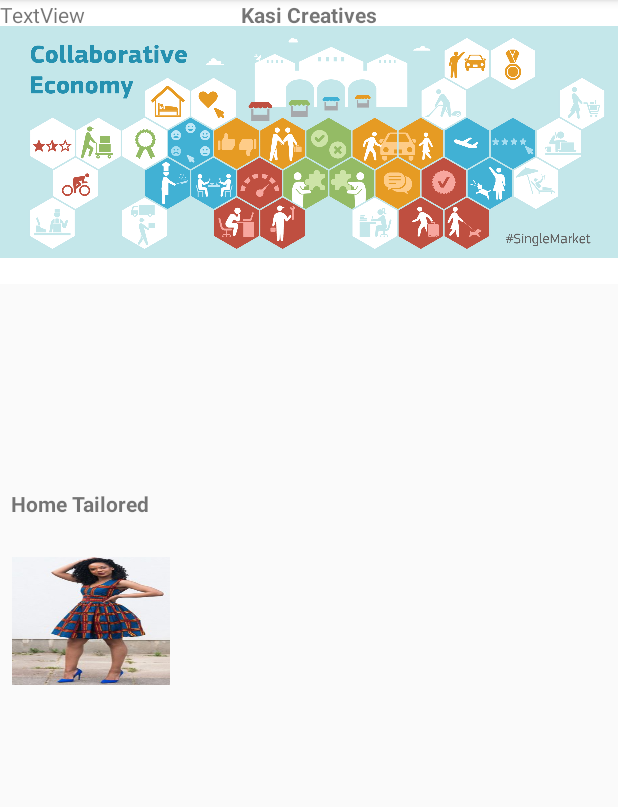
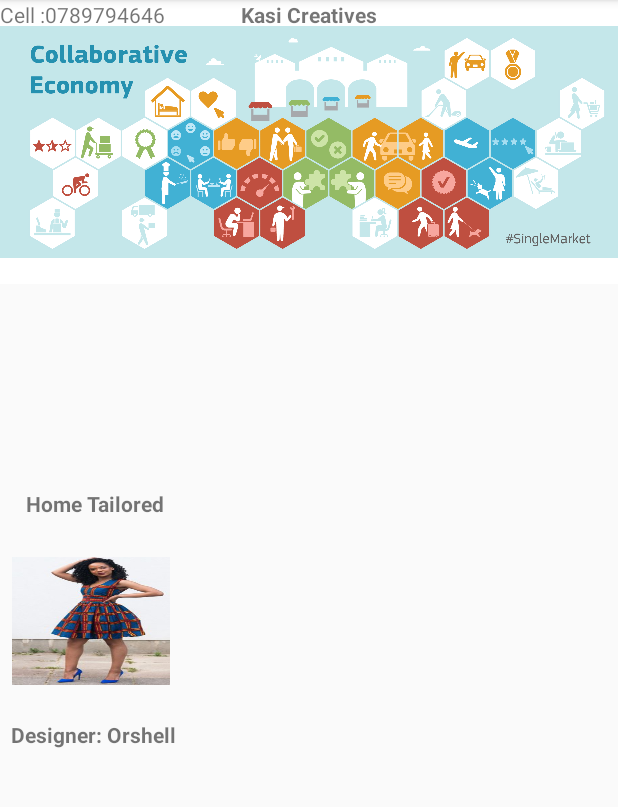
Before and after one commit to Sponch05/SpaceMindZ001, an Android app: the KasiCreatives screen opened directly, with no data from a screen before it, on a phone screen of 412 x 824 dp, the part 84-891 px from its top. Run offline under Robolectric (Android 15) with nearby library versions, the phone set to English and light mode, and no system bars.

Commit message:
Added classes and Activities- category kotas, and kasi Creatives

```diff
--- a/app/src/main/res/layout/activity_kasi_creatives.xml
+++ b/app/src/main/res/layout/activity_kasi_creatives.xml
@@ -55,7 +55,7 @@
         android:textAlignment="center"
         android:textStyle="bold"
         app:layout_constraintBottom_toBottomOf="parent"
-        app:layout_constraintHorizontal_bias="0.024"
+        app:layout_constraintHorizontal_bias="0.055"
         app:layout_constraintLeft_toLeftOf="parent"
         app:layout_constraintRight_toRightOf="parent"
         app:layout_constraintTop_toTopOf="parent"
@@ -66,8 +66,23 @@
         android:id="@+id/textView5"
         android:layout_width="wrap_content"
         android:layout_height="wrap_content"
-        android:text="TextView"
+        android:layout_marginLeft="7dp"
+        android:text="Designer: Orshell"
+        android:textAlignment="center"
+        android:textStyle="bold"
+        app:layout_constraintBottom_toBottomOf="parent"
+        app:layout_constraintLeft_toLeftOf="parent"
+        app:layout_constraintTop_toTopOf="parent"
+        app:layout_constraintVertical_bias="0.641"
+        tools:ignore="HardcodedText,MissingConstraints,RtlHardcoded" />
+
+    <TextView
+        android:id="@+id/textView7"
+        android:layout_width="wrap_content"
+        android:layout_height="wrap_content"
+        android:text="Cell :0789794646"
+        android:textAlignment="center"
         tools:ignore="HardcodedText,MissingConstraints"
-        tools:layout_editor_absoluteY="232dp"
-        tools:layout_editor_absoluteX="126dp" />
+        tools:layout_editor_absoluteX="0dp"
+        tools:layout_editor_absoluteY="334dp" />
 </android.support.constraint.ConstraintLayout>
```
